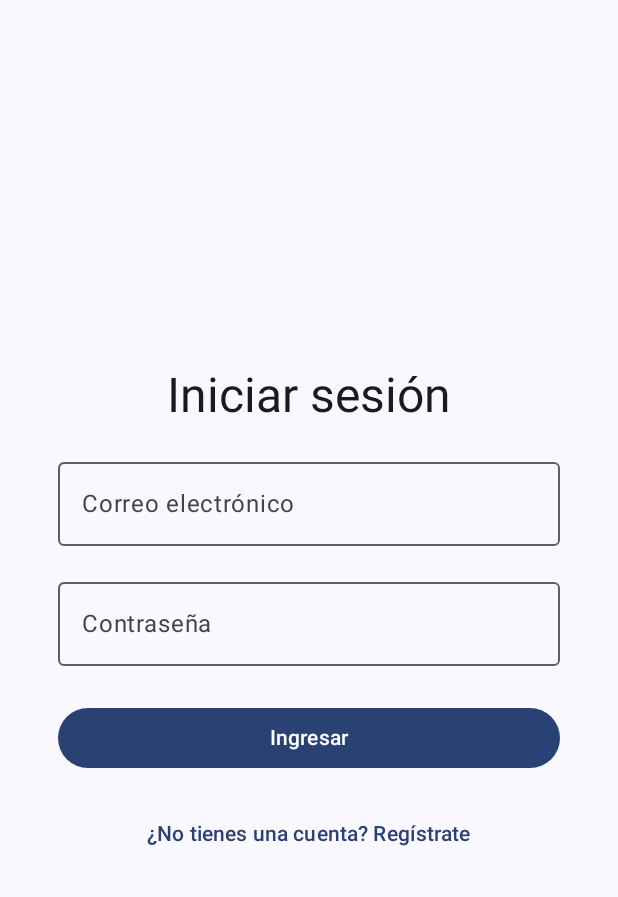
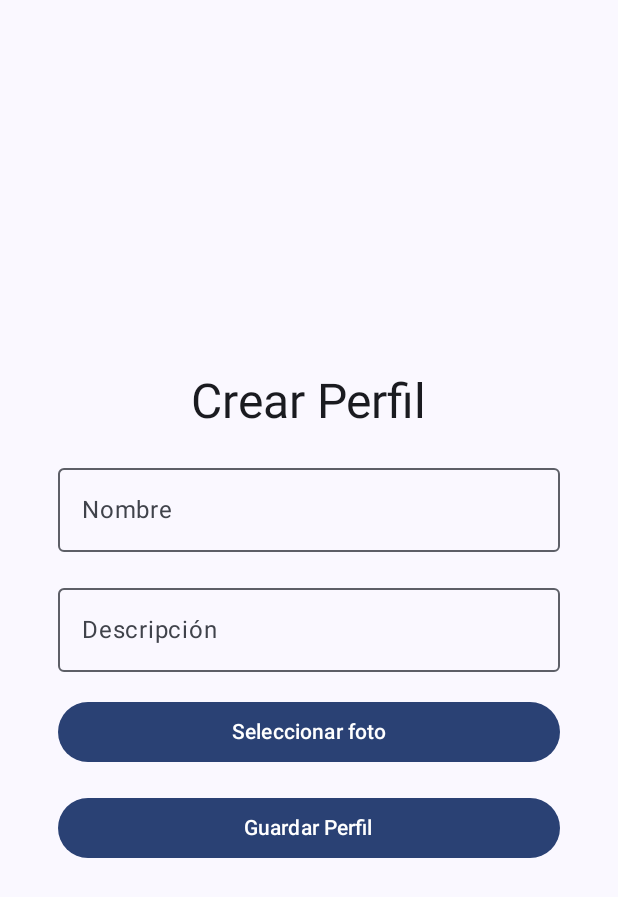
Before and after one commit to 6aligula/senderos, an Android app built with Jetpack Compose: the screen it shows after launch (MainActivity), after a tap on "Ingresar", on a phone screen of 412 x 824 dp. Shown: the top 897 px of the screen. Run offline under Robolectric (Android 15) with nearby library versions, the phone set to English and light mode, and no system bars.

Commit message:
ahora despues del log in vamos a la creacion de perfil

```diff
--- a/app/build.gradle.kts
+++ b/app/build.gradle.kts
@@ -40,7 +40,7 @@ android {
 }
 
 dependencies {
-
+    implementation ("io.coil-kt:coil-compose:2.2.2")
     implementation ("androidx.navigation:navigation-compose:2.4.0-alpha04")
     implementation(libs.androidx.core.ktx)
     implementation(libs.androidx.lifecycle.runtime.ktx)
--- a/app/src/main/java/com/example/senderos/MainActivity.kt
+++ b/app/src/main/java/com/example/senderos/MainActivity.kt
@@ -1,17 +1,22 @@
+// Archivo: app/src/main/java/com/example/senderos/MainActivity.kt
 package com.example.senderos
 
+import android.net.Uri
 import android.os.Bundle
 import androidx.activity.ComponentActivity
 import androidx.activity.compose.setContent
 import androidx.activity.enableEdgeToEdge
+import androidx.activity.compose.rememberLauncherForActivityResult
+import androidx.activity.result.contract.ActivityResultContracts
+import androidx.compose.foundation.Image
 import androidx.compose.foundation.layout.Arrangement
 import androidx.compose.foundation.layout.Box
 import androidx.compose.foundation.layout.Column
 import androidx.compose.foundation.layout.fillMaxSize
 import androidx.compose.foundation.layout.fillMaxWidth
+import androidx.compose.foundation.layout.height
 import androidx.compose.foundation.layout.padding
 import androidx.compose.foundation.layout.Spacer
-import androidx.compose.foundation.layout.height
 import androidx.compose.foundation.text.KeyboardOptions
 import androidx.compose.material3.Button
 import androidx.compose.material3.MaterialTheme
@@ -26,14 +31,18 @@ import androidx.compose.runtime.remember
 import androidx.compose.runtime.setValue
 import androidx.compose.ui.Alignment
 import androidx.compose.ui.Modifier
+import androidx.compose.ui.layout.ContentScale
 import androidx.compose.ui.text.input.ImeAction
 import androidx.compose.ui.text.input.KeyboardType
 import androidx.compose.ui.unit.dp
-import androidx.navigation.NavHostController
 import androidx.navigation.compose.NavHost
 import androidx.navigation.compose.composable
 import androidx.navigation.compose.rememberNavController
+import coil.compose.rememberAsyncImagePainter
 import com.example.senderos.ui.theme.SenderosTheme
+
+// Importa tu clase Routes ya creada (no la redeclares aquí)
+import com.example.senderos.Routes
 
 class MainActivity : ComponentActivity() {
     override fun onCreate(savedInstanceState: Bundle?) {
@@ -55,6 +64,7 @@ class MainActivity : ComponentActivity() {
 
 @Composable
 fun AppNavigator() {
+    // Se utiliza rememberNavController para manejar la navegación
     val navController = rememberNavController()
     NavHost(navController = navController, startDestination = Routes.Login.route) {
         composable(Routes.Login.route) {
@@ -63,12 +73,15 @@ fun AppNavigator() {
         composable(Routes.Register.route) {
             RegisterScreen(navController)
         }
+        composable(Routes.Profile.route) {
+            ProfileScreen(navController)
+        }
     }
 }
 
 @Composable
-fun LoginScreen(navController: NavHostController) {
-    // Estados para email y contraseña
+fun LoginScreen(navController: androidx.navigation.NavHostController) {
+    // Estados para el correo y la contraseña
     var email by remember { mutableStateOf("") }
     var password by remember { mutableStateOf("") }
 
@@ -84,8 +97,6 @@ fun LoginScreen(navController: NavHostController) {
             style = MaterialTheme.typography.headlineLarge
         )
         Spacer(modifier = Modifier.height(16.dp))
-
-        // Campo de correo electrónico
         OutlinedTextField(
             value = email,
             onValueChange = { email = it },
@@ -98,8 +109,6 @@ fun LoginScreen(navController: NavHostController) {
             modifier = Modifier.fillMaxWidth(0.9f)
         )
         Spacer(modifier = Modifier.height(16.dp))
-
-        // Campo de contraseña
         OutlinedTextField(
             value = password,
             onValueChange = { password = it },
@@ -112,19 +121,17 @@ fun LoginScreen(navController: NavHostController) {
             modifier = Modifier.fillMaxWidth(0.9f)
         )
         Spacer(modifier = Modifier.height(24.dp))
-
-        // Botón para iniciar sesión
         Button(
             onClick = {
-                // Aquí agregar la lógica de autenticación (por ejemplo, consultar un API)
+                // Aquí se simula que la autenticación es exitosa.
+                // Navega a la pantalla de creación de perfil.
+                navController.navigate(Routes.Profile.route)
             },
             modifier = Modifier.fillMaxWidth(0.9f)
         ) {
             Text("Ingresar")
         }
         Spacer(modifier = Modifier.height(16.dp))
-
-        // Opción para ir a registro
         TextButton(onClick = { navController.navigate(Routes.Register.route) }) {
             Text("¿No tienes una cuenta? Regístrate")
         }
@@ -132,8 +139,8 @@ fun LoginScreen(navController: NavHostController) {
 }
 
 @Composable
-fun RegisterScreen(navController: NavHostController) {
-    // Estados para email, contraseña y confirmación de contraseña
+fun RegisterScreen(navController: androidx.navigation.NavHostController) {
+    // Estados para correo, contraseña y confirmación de contraseña
     var email by remember { mutableStateOf("") }
     var password by remember { mutableStateOf("") }
     var confirmPassword by remember { mutableStateOf("") }
@@ -151,8 +158,6 @@ fun RegisterScreen(navController: NavHostController) {
             style = MaterialTheme.typography.headlineLarge
         )
         Spacer(modifier = Modifier.height(16.dp))
-
-        // Campo de correo electrónico
         OutlinedTextField(
             value = email,
             onValueChange = { email = it },
@@ -165,8 +170,6 @@ fun RegisterScreen(navController: NavHostController) {
             modifier = Modifier.fillMaxWidth(0.9f)
         )
         Spacer(modifier = Modifier.height(16.dp))
-
-        // Campo de contraseña
         OutlinedTextField(
             value = password,
             onValueChange = { password = it },
@@ -179,8 +182,6 @@ fun RegisterScreen(navController: NavHostController) {
             modifier = Modifier.fillMaxWidth(0.9f)
         )
         Spacer(modifier = Modifier.height(16.dp))
-
-        // Campo de confirmación de contraseña
         OutlinedTextField(
             value = confirmPassword,
             onValueChange = { confirmPassword = it },
@@ -193,15 +194,12 @@ fun RegisterScreen(navController: NavHostController) {
             modifier = Modifier.fillMaxWidth(0.9f)
         )
         Spacer(modifier = Modifier.height(24.dp))
-
-        // Botón para registrarse
         Button(
             onClick = {
-                // Validar que los campos no estén vacíos y que las contraseñas coincidan
+                // Validación simple
                 if (email.isNotBlank() && password.isNotBlank() && password == confirmPassword) {
-                    // Aquí podrías agregar la lógica para registrar al usuario (por ejemplo, llamar a un API)
-
-                    // Si el registro es exitoso, se navega automáticamente al login:
+                    // Aquí se realizaría la lógica de registro (p.ej., llamada a un API)
+                    // Si el registro es exitoso, se vuelve a la pantalla de login:
                     navController.popBackStack()
                 } else {
                     errorMessage = "Verifica que los campos estén completos y que las contraseñas coincidan."
@@ -212,8 +210,6 @@ fun RegisterScreen(navController: NavHostController) {
             Text("Registrarse")
         }
         Spacer(modifier = Modifier.height(16.dp))
-
-        // Mostrar mensaje de error en caso de que haya problemas con los datos
         if (errorMessage.isNotEmpty()) {
             Text(
                 text = errorMessage,
@@ -221,10 +217,78 @@ fun RegisterScreen(navController: NavHostController) {
             )
             Spacer(modifier = Modifier.height(16.dp))
         }
-
-        // Botón para volver a la pantalla de login manualmente (opcional)
         TextButton(onClick = { navController.popBackStack() }) {
             Text("Volver a iniciar sesión")
         }
     }
 }
+
+@Composable
+fun ProfileScreen(navController: androidx.navigation.NavHostController) {
+    // Estados para el nombre, la descripción y la imagen seleccionada
+    var name by remember { mutableStateOf("") }
+    var description by remember { mutableStateOf("") }
+    var imageUri by remember { mutableStateOf<Uri?>(null) }
+
+    // Launcher para seleccionar imagen desde la galería
+    val launcher = rememberLauncherForActivityResult(
+        contract = ActivityResultContracts.GetContent()
+    ) { uri: Uri? ->
+        imageUri = uri
+    }
+
+    Column(
+        modifier = Modifier
+            .fillMaxSize()
+            .padding(20.dp),
+        verticalArrangement = Arrangement.Center,
+        horizontalAlignment = Alignment.CenterHorizontally
+    ) {
+        Text("Crear Perfil", style = MaterialTheme.typography.headlineLarge)
+        Spacer(modifier = Modifier.height(16.dp))
+        OutlinedTextField(
+            value = name,
+            onValueChange = { name = it },
+            label = { Text("Nombre") },
+            singleLine = true,
+            modifier = Modifier.fillMaxWidth(0.9f)
+        )
+        Spacer(modifier = Modifier.height(16.dp))
+        OutlinedTextField(
+            value = description,
+            onValueChange = { description = it },
+            label = { Text("Descripción") },
+            modifier = Modifier.fillMaxWidth(0.9f)
+        )
+        Spacer(modifier = Modifier.height(16.dp))
+        Button(
+            onClick = { launcher.launch("image/*") },
+            modifier = Modifier.fillMaxWidth(0.9f)
+        ) {
+            Text("Seleccionar foto")
+        }
+        Spacer(modifier = Modifier.height(16.dp))
+        imageUri?.let { uri ->
+            Image(
+                painter = rememberAsyncImagePainter(uri),
+                contentDescription = "Foto de perfil",
+                modifier = Modifier
+                    .fillMaxWidth(0.9f)
+                    .height(200.dp),
+                contentScale = ContentScale.Crop
+            )
+            Spacer(modifier = Modifier.height(16.dp))
+        }
+        Button(
+            onClick = {
+                // Aquí se implementaría la lógica para guardar el perfil.
+                // Por ejemplo, enviar nombre, descripción y foto a un servidor.
+                // En este ejemplo, se vuelve a la pantalla anterior.
+                navController.popBackStack()
+            },
+            modifier = Modifier.fillMaxWidth(0.9f)
+        ) {
+            Text("Guardar Perfil")
+        }
+    }
+}
--- a/app/src/main/java/com/example/senderos/Routes.kt
+++ b/app/src/main/java/com/example/senderos/Routes.kt
@@ -1,6 +1,8 @@
+// Archivo: app/src/main/java/com/example/senderos/Routes.kt
 package com.example.senderos
 
 sealed class Routes(val route: String) {
     object Login : Routes("login")
     object Register : Routes("register")
+    object Profile : Routes("profile")
 }
```
